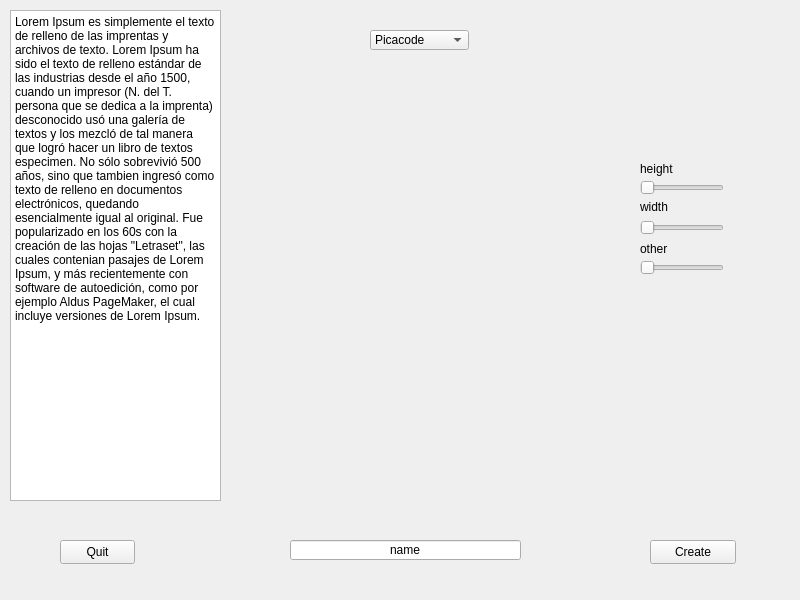
Old version of the form src/gui/select_player.ui in the repository Virako/ofw.
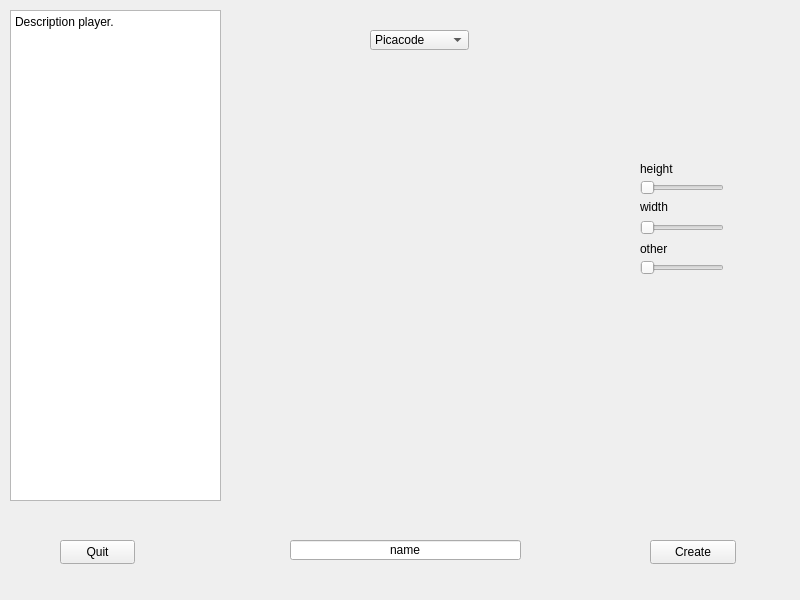
New version of the form.

Commit message: Add 5 main players. Modificate tests, class character and class player.

Diff of the .ui file:
```diff
--- a/src/gui/select_player.ui
+++ b/src/gui/select_player.ui
@@ -225,7 +225,7 @@
 &lt;html&gt;&lt;head&gt;&lt;meta name=&quot;qrichtext&quot; content=&quot;1&quot; /&gt;&lt;style type=&quot;text/css&quot;&gt;
 p, li { white-space: pre-wrap; }
 &lt;/style&gt;&lt;/head&gt;&lt;body style=&quot; font-family:'Sans Serif'; font-size:9pt; font-weight:400; font-style:normal;&quot;&gt;
-&lt;p style=&quot; margin-top:0px; margin-bottom:0px; margin-left:0px; margin-right:0px; -qt-block-indent:0; text-indent:0px;&quot;&gt;&lt;span style=&quot; font-family:'Monospace';&quot;&gt;Lorem Ipsum es simplemente el texto de relleno de las imprentas y archivos de texto. Lorem Ipsum ha sido el texto de relleno estándar de las industrias desde el año 1500, cuando un impresor (N. del T. persona que se dedica a la imprenta) desconocido usó una galería de textos y los mezcló de tal manera que logró hacer un libro de textos especimen. No sólo sobrevivió 500 años, sino que tambien ingresó como texto de relleno en documentos electrónicos, quedando esencialmente igual al original. Fue popularizado en los 60s con la creación de las hojas &amp;quot;Letraset&amp;quot;, las cuales contenian pasajes de Lorem Ipsum, y más recientemente con software de autoedición, como por ejemplo Aldus PageMaker, el cual incluye versiones de Lorem Ipsum.&lt;/span&gt;&lt;/p&gt;&lt;/body&gt;&lt;/html&gt;</string>
+&lt;p style=&quot; margin-top:0px; margin-bottom:0px; margin-left:0px; margin-right:0px; -qt-block-indent:0; text-indent:0px;&quot;&gt;&lt;span style=&quot; font-family:'Monospace';&quot;&gt;Description player.&lt;/span&gt;&lt;/p&gt;&lt;/body&gt;&lt;/html&gt;</string>
     </property>
    </widget>
    <widget class="QSlider" name="slider_width">
```
Left out of the diff: 5 changed lines with no effect on the pictures. The commit also changes 28 other files.
